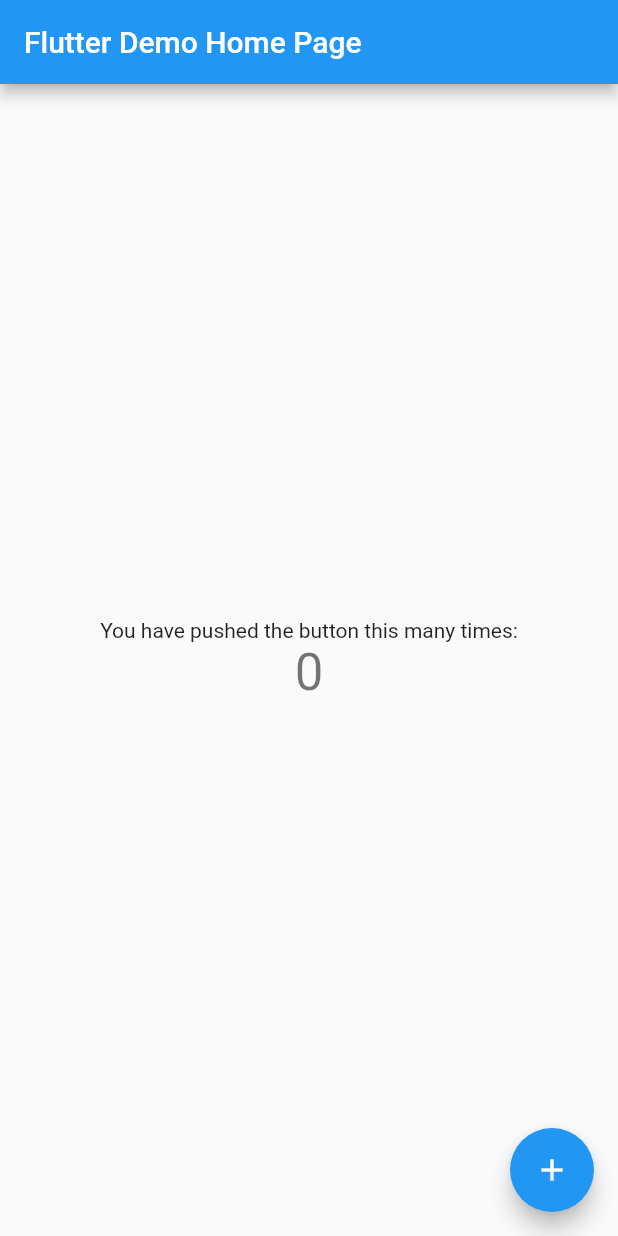
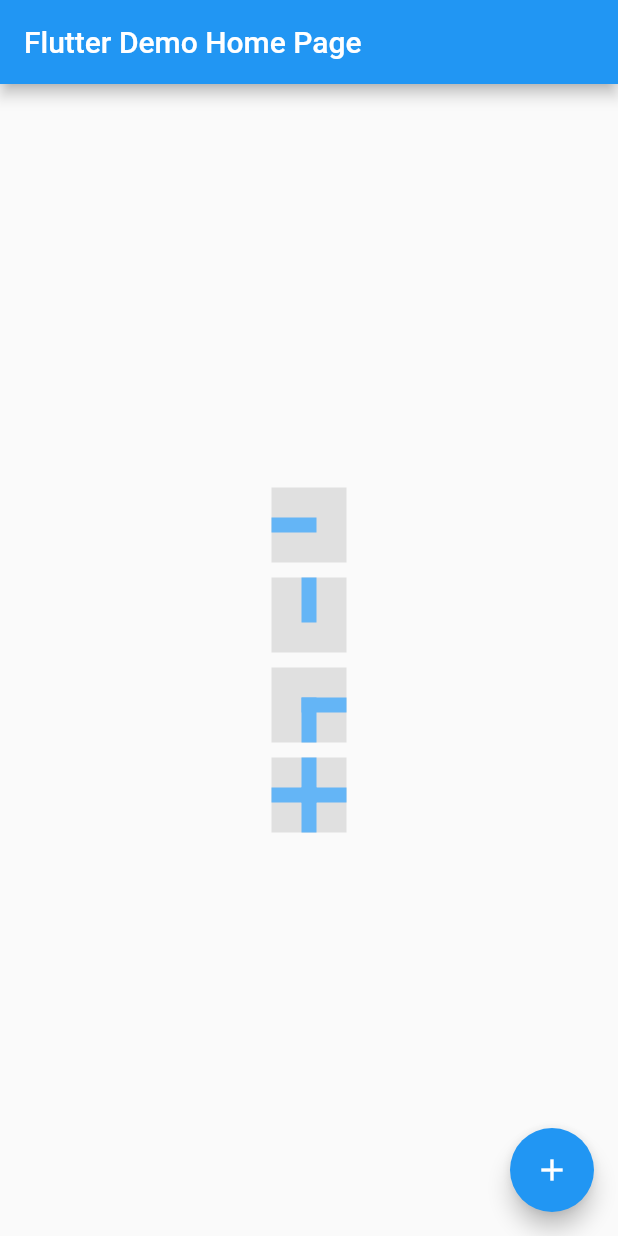
Before and after one commit to starmaine777/WaterPipes, a Flutter app: the screen it shows after launch, on a phone screen of 412 x 824 dp. Run offline on Flutter 3.47's test engine with Material 2 defaults, Android fonts, the phone set to English and light mode, and no system bars.

Commit message:
add: pipePanel

```diff
--- a/lib/main.dart
+++ b/lib/main.dart
@@ -1,4 +1,5 @@
 import 'package:flutter/material.dart';
+import 'package:water_pipes/ui/widget/pipe_panel.dart';
 
 void main() {
   runApp(MyApp());
@@ -97,13 +98,13 @@ class _MyHomePageState extends State<MyHomePage> {
           // horizontal).
           mainAxisAlignment: MainAxisAlignment.center,
           children: <Widget>[
-            Text(
-              'You have pushed the button this many times:',
-            ),
-            Text(
-              '$_counter',
-              style: Theme.of(context).textTheme.headline4,
-            ),
+            PipePanel( true, false, false, false),
+            SizedBox(height: 10,),
+            PipePanel( false, true, false, false),
+            SizedBox(height: 10,),
+            PipePanel( false, false, true, true),
+            SizedBox(height: 10,),
+            PipePanel( true, true, true, true),
           ],
         ),
       ),
--- /dev/null
+++ b/lib/ui/widget/pipe_panel.dart
@@ -0,0 +1,101 @@
+import 'package:flutter/material.dart';
+
+/// 水道管ゲームを構成するパネル。
+/// 正位置から上下左右につなげられるパイプの有無を所持
+class PipePanel extends StatefulWidget {
+  final bool isLeftOpen;
+  final bool isTopOpen;
+  final bool isRightOpen;
+  final bool isBottomOpen;
+
+  final ValueNotifier<bool> isFillChanger = ValueNotifier(false);
+  final ValueNotifier<Rotation> rotation = ValueNotifier(Rotation.NONE);
+
+  PipePanel(
+      this.isLeftOpen, this.isTopOpen, this.isBottomOpen, this.isRightOpen);
+
+  @override
+  State<PipePanel> createState() => _PipePanelState();
+}
+
+class _PipePanelState extends State<PipePanel> {
+  Color get pipeColor => Colors.blue.shade300;
+
+  @override
+  Widget build(BuildContext context) {
+    return RotatedBox(
+      quarterTurns: widget.rotation.value.quarterTurns,
+      child: Container(
+        width: 50,
+        height: 50,
+        color: Colors.grey.shade300,
+        child: Stack(
+          children: [
+            Opacity(
+              opacity: widget.isTopOpen ? 1.0 : 0.0,
+              child: Align(
+                alignment: Alignment.topCenter,
+                child: Container(
+                  width: 10,
+                  height: 30,
+                  color: pipeColor,
+                ),
+              ),
+            ),
+            Opacity(
+              opacity: widget.isLeftOpen ? 1.0 : 0.0,
+              child: Align(
+                alignment: Alignment.centerLeft,
+                child: Container(
+                  width: 30,
+                  height: 10,
+                  color: pipeColor,
+                ),
+              ),
+            ),
+            Opacity(
+              opacity: widget.isRightOpen ? 1.0 : 0.0,
+              child: Align(
+                alignment: Alignment.centerRight,
+                child: Container(
+                  width: 30,
+                  height: 10,
+                  color: pipeColor,
+                ),
+              ),
+            ),
+            Opacity(
+              opacity: widget.isBottomOpen ? 1.0 : 0.0,
+              child: Align(
+                alignment: Alignment.bottomCenter,
+                child: Container(
+                  width: 10,
+                  height: 30,
+                  color: pipeColor,
+                ),
+              ),
+            ),
+          ],
+        ),
+      ),
+    );
+  }
+}
+
+enum Rotation { NONE, ROTATION_90, ROTATION_180, ROTATION_270 }
+
+extension RotationHelper on Rotation {
+  int get quarterTurns {
+    switch (this) {
+      case Rotation.NONE:
+        return 0;
+      case Rotation.ROTATION_90:
+        return 1;
+      case Rotation.ROTATION_180:
+        return 2;
+      case Rotation.ROTATION_270:
+        return 3;
+    }
+    return 0;
+  }
+}
```
